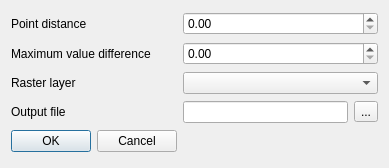
The window that profileexport/profileexportdialogbase.ui (sourcepole/qgis-profileexport-plugin) describes before a commit, drawn with Qt 5.
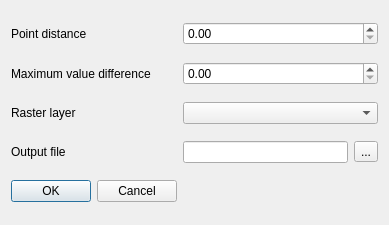
The same window after the commit.

Patch:
```diff
--- a/profileexport/profileexportdialogbase.ui
+++ b/profileexport/profileexportdialogbase.ui
@@ -7,7 +7,7 @@
     <x>0</x>
     <y>0</y>
     <width>389</width>
-    <height>168</height>
+    <height>225</height>
    </rect>
   </property>
   <property name="windowTitle">
```
